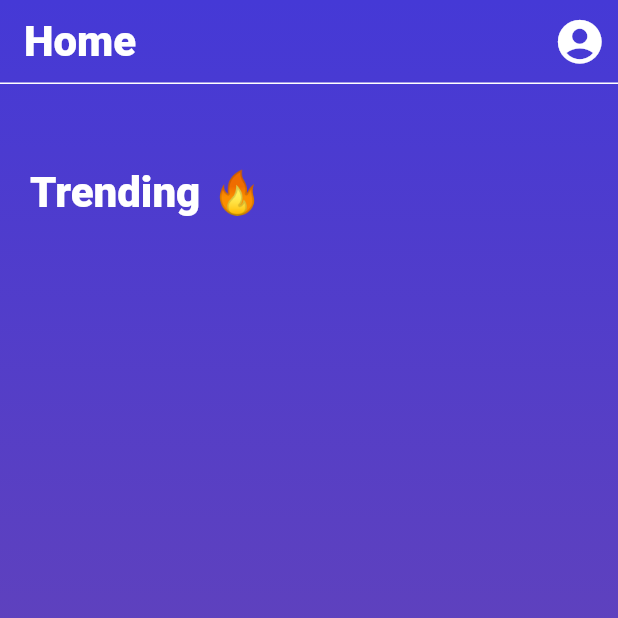
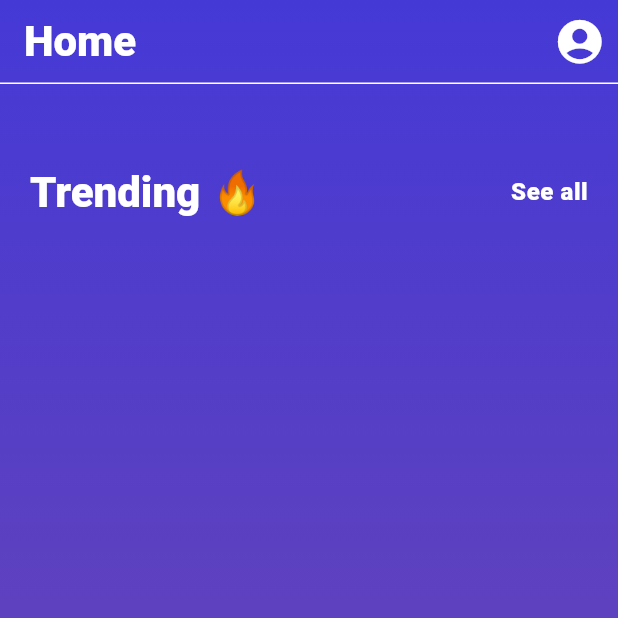
Before and after one commit to pukinidev/spukify, a Flutter app: the HomeScreen screen opened directly, on a phone screen of 412 x 824 dp, the top half of it. Run offline on Flutter 3.47's test engine with Material 3 defaults, Android fonts, the phone set to English and light mode, and no system bars; our stand-ins replace firebase_auth, firebase_core, google_fonts; missing offline and left inert: gradient_icon; accounts and stored records are empty; generated files the repository leaves out were written again; network calls fail.

Commit message:
new home page!

```diff
--- a/lib/main.dart
+++ b/lib/main.dart
@@ -15,7 +15,6 @@ void main() async {
 
 class MainApp extends StatelessWidget {
   const MainApp({super.key});
-
   @override
   Widget build(BuildContext context) {
     return MaterialApp(
--- a/lib/screens/home_view/home_view.dart
+++ b/lib/screens/home_view/home_view.dart
@@ -1,3 +1,4 @@
+import 'package:flutter/gestures.dart';
 import 'package:flutter/material.dart';
 import 'package:spukify/constants/theme.dart';
 import 'package:spukify/global/custom_appbar.dart';
@@ -31,16 +32,38 @@ class _HomeScreenState extends State<HomeScreen> {
               padding: const EdgeInsets.all(20),
               children: [
                 const SizedBox(height: 90),
+                Row(
+                  children: [
                     Text(
                       "Trending 🔥",
-                style: Theme.of(context).textTheme.headlineMedium!.copyWith(
+                      style:
+                          Theme.of(context).textTheme.headlineMedium!.copyWith(
                                 color: Theme.of(context).colorScheme.onPrimary,
                                 fontWeight: FontWeight.bold,
                                 fontFamily: 'RobotoBlack',
                               ),
                     ),
+                    const Spacer(),
+                    RichText(
+                      text: TextSpan(
+                        text: "See all",
+                        style: Theme.of(context).textTheme.bodySmall!.copyWith(
+                              color: Theme.of(context).colorScheme.onPrimary,
+                              fontWeight: FontWeight.bold,
+                              fontFamily: 'RobotoBlack',
+                              fontSize: 16,
+                            ),
+                        recognizer: TapGestureRecognizer()
+                          ..onTap = () {
+                            // Navigate to see all trending
+                          },
+                      ),
+                    )
                   ],
-          )),
+                ),
+              ],
+            ),
+          ),
         ),
       ),
     );
```
Also changed, not shown: lib/screens/profile_view/profile_view.dart (added, +15 -0 lines), lib/global/custom_appbar.dart (line endings or trailing spaces), lib/widgets/home/home_widgets.dart (added). Lines whose indentation alone changed are shown as unchanged.
